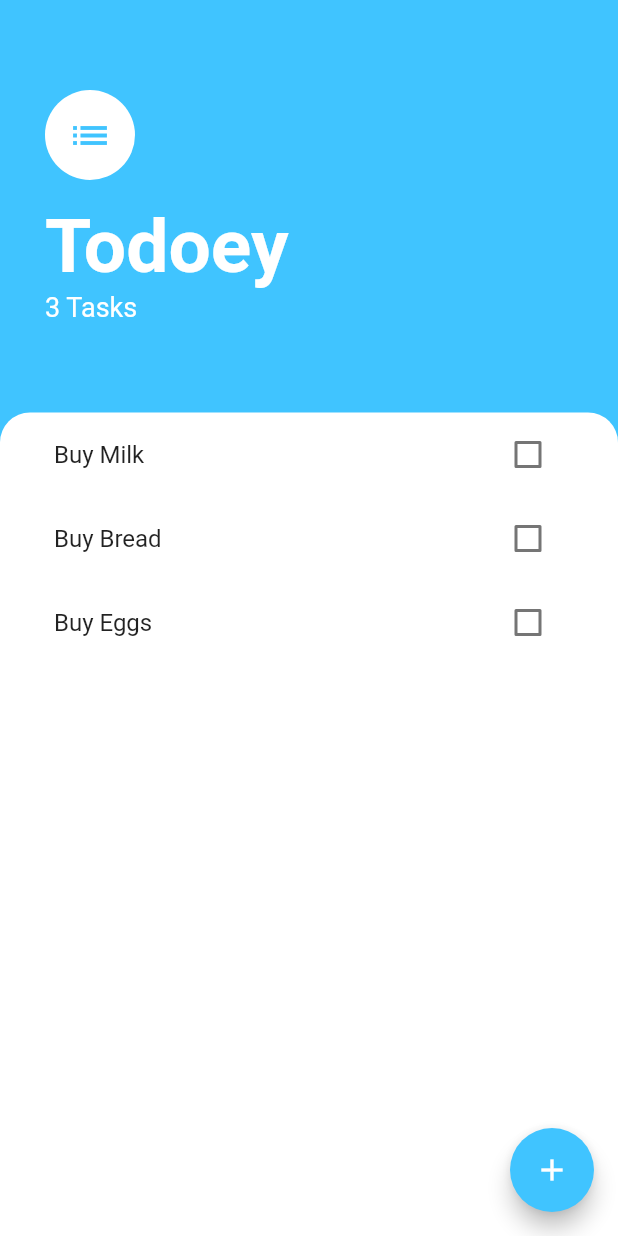
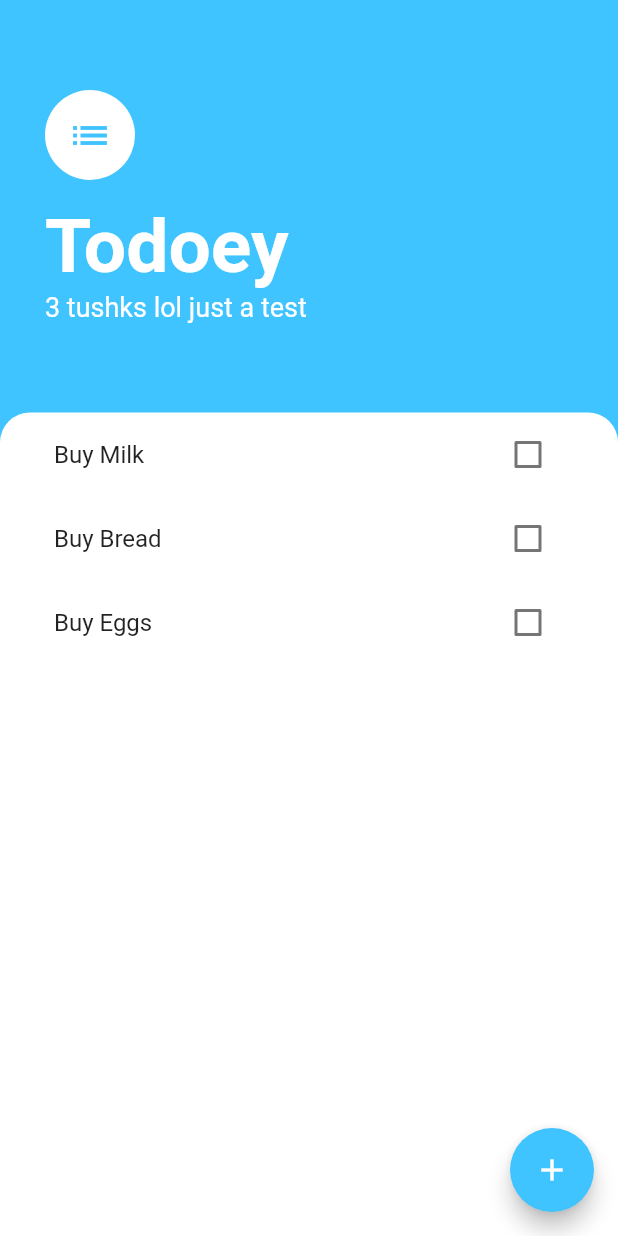
Before and after one commit to MaulanaArya30/Todoey_app_flutter_course, a Flutter app: the screen it shows after launch, on a phone screen of 412 x 824 dp. Run offline on Flutter 3.47's test engine with Material 2 defaults, Android fonts, the phone set to English and light mode, and no system bars.

Commit message:
testBranch commit

```diff
--- a/lib/screens/task_screen.dart
+++ b/lib/screens/task_screen.dart
@@ -60,7 +60,7 @@ class TaskScreen extends StatelessWidget {
                   ),
                 ),
                 Text(
-                  '${Provider.of<Data>(context).taskCount} Tasks',
+                  '${Provider.of<Data>(context).taskCount} tushks lol just a test',
                   style: TextStyle(
                     color: Colors.white,
                     fontSize: 18,
```
